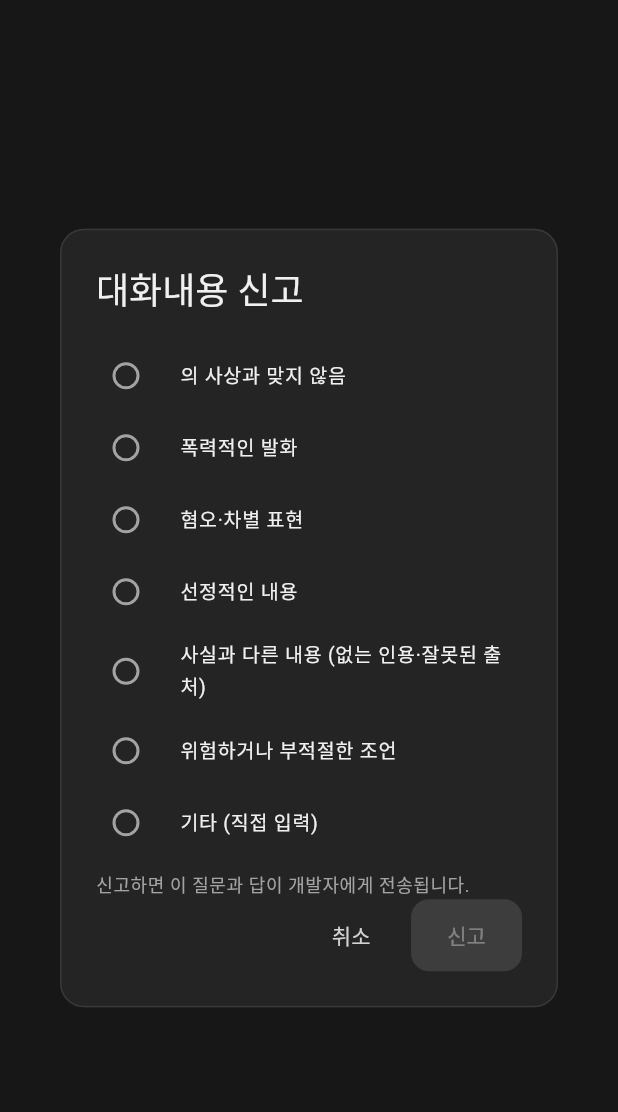
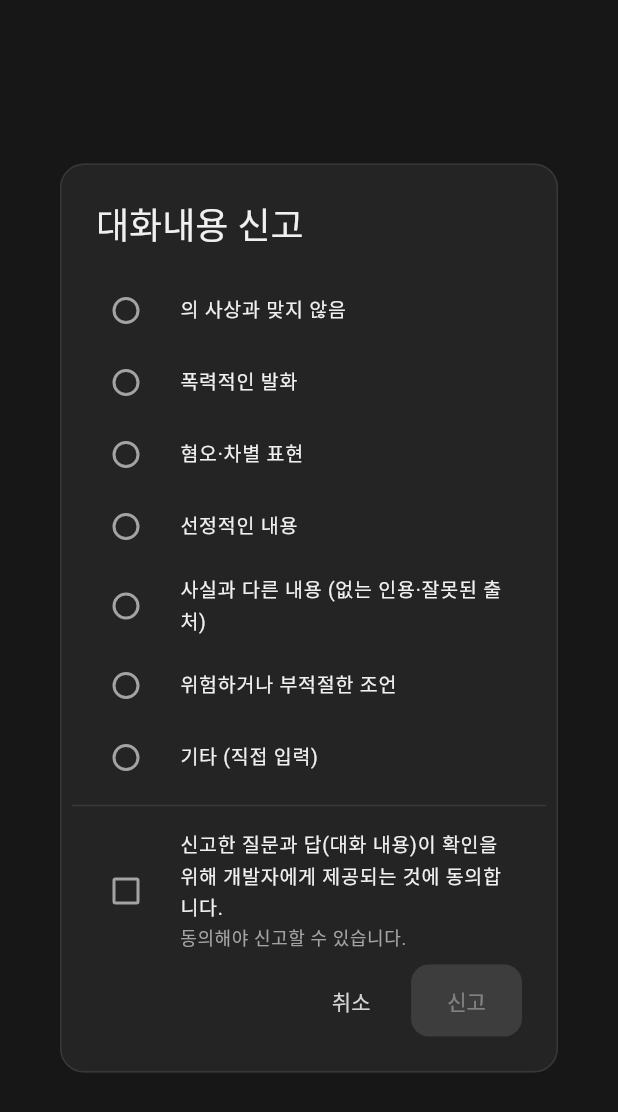
Before and after one commit to woyeonggwang/philo_rag, a Flutter app: the _ReportDialog widget shown alone on an empty page, opened directly with empty values, on a phone screen of 412 x 824 dp. Shown: the top 1112 px of the screen. Run offline on Flutter 3.47's test engine with Material 3 defaults, Android fonts, the phone set to English and light mode, and no system bars; our stand-ins replace firebase_auth, firebase_core, google_sign_in, shared_preferences; accounts and stored records are empty.

Commit message:
feat(mobile): 대화내용 신고에 "대화 내용이 개발자에게 제공되는 것에 동의" 체크박스 — 체크해야 보낼 수 있다
Co-Authored-By: Claude Opus 5.5 <noreply@anthropic.com>

```diff
--- a/mobile/lib/ui/report_dialog.dart
+++ b/mobile/lib/ui/report_dialog.dart
@@ -1,5 +1,6 @@
 /// 대화내용 신고 창 (2026-10-12, 사용자 결정). 철학자의 답을 길게 눌러 "대화내용 신고"를 고르면 열린다.
 /// 사유 하나를 고르고, "기타"는 직접 적는다. 보내면 그 질문과 답이 함께 개발자에게 간다 (설정 → 신고 내역).
+/// 대화 내용이 개발자에게 제공된다는 데 동의해야 보낼 수 있다 (사용자 결정 2026-10-12).
 library;
 
 import 'package:flutter/material.dart';
@@ -36,6 +37,7 @@ class _ReportDialog extends StatefulWidget {
 class _ReportDialogState extends State<_ReportDialog> {
   final _detail = TextEditingController();
   String? _reason;
+  bool _agreed = false;
 
   @override
   void dispose() {
@@ -43,7 +45,8 @@ class _ReportDialogState extends State<_ReportDialog> {
     super.dispose();
   }
 
-  bool get _ready => _reason != null && (_reason != reportOther || _detail.text.trim().isNotEmpty);
+  bool get _ready =>
+      _agreed && _reason != null && (_reason != reportOther || _detail.text.trim().isNotEmpty);
 
   @override
   Widget build(BuildContext context) {
@@ -80,9 +83,15 @@ class _ReportDialogState extends State<_ReportDialog> {
                     decoration: const InputDecoration(hintText: '신고 사유를 적어 주세요'),
                   ),
                 ),
-              Padding(
-                padding: const EdgeInsets.fromLTRB(16, 8, 16, 0),
-                child: Text('신고하면 이 질문과 답이 개발자에게 전송됩니다.', style: theme.textTheme.bodySmall),
+              const Divider(),
+              CheckboxListTile(
+                key: const Key('report-agree'),
+                value: _agreed,
+                onChanged: (v) => setState(() => _agreed = v ?? false),
+                controlAffinity: ListTileControlAffinity.leading,
+                dense: true,
+                title: const Text('신고한 질문과 답(대화 내용)이 확인을 위해 개발자에게 제공되는 것에 동의합니다.'),
+                subtitle: Text('동의해야 신고할 수 있습니다.', style: theme.textTheme.bodySmall),
               ),
             ],
           ),
```
Also changed, not shown: 2 other files.
